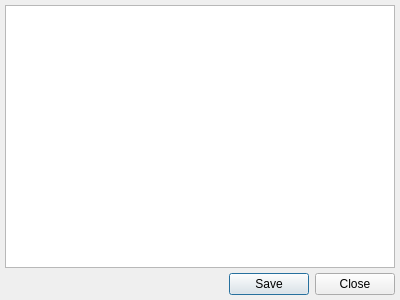
syyyr/shvspy, file src/texteditdialog.ui: the form before one commit.
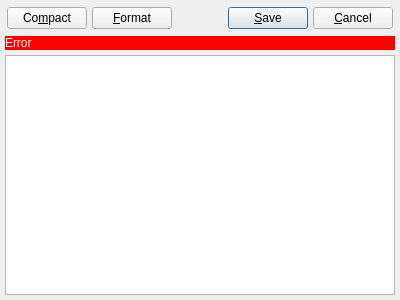
The form after the commit.

What changed in the file:
```diff
--- a/src/texteditdialog.ui
+++ b/src/texteditdialog.ui
@@ -29,19 +29,88 @@
    <property name="bottomMargin">
     <number>5</number>
    </property>
+   <item>
+    <widget class="QFrame" name="frmCponTools">
+     <layout class="QHBoxLayout" name="horizontalLayout">
+      <property name="spacing">
+       <number>5</number>
+      </property>
+      <property name="leftMargin">
+       <number>2</number>
+      </property>
+      <property name="topMargin">
+       <number>2</number>
+      </property>
+      <property name="rightMargin">
+       <number>2</number>
+      </property>
+      <property name="bottomMargin">
+       <number>2</number>
+      </property>
+      <item>
+       <widget class="QPushButton" name="btCompactCpon">
+        <property name="text">
+         <string>Co&amp;mpact</string>
+        </property>
+        <property name="autoDefault">
+         <bool>false</bool>
+        </property>
+       </widget>
+      </item>
+      <item>
+       <widget class="QPushButton" name="btFormatCpon">
+        <property name="text">
+         <string>&amp;Format</string>
+        </property>
+        <property name="autoDefault">
+         <bool>false</bool>
+        </property>
+       </widget>
+      </item>
+      <item>
+       <spacer name="horizontalSpacer">
+        <property name="orientation">
+         <enum>Qt::Horizontal</enum>
+        </property>
+        <property name="sizeHint" stdset="0">
+         <size>
+          <width>40</width>
+          <height>20</height>
+         </size>
+        </property>
+       </spacer>
+      </item>
+      <item>
+       <widget class="QPushButton" name="btSave">
+        <property name="text">
+         <string>&amp;Save</string>
+        </property>
+       </widget>
+      </item>
+      <item>
+       <widget class="QPushButton" name="btCancel">
+        <property name="text">
+         <string>&amp;Cancel</string>
+        </property>
+       </widget>
+      </item>
+     </layout>
+    </widget>
+   </item>
+   <item>
+    <widget class="QLabel" name="lblError">
+     <property name="styleSheet">
+      <string notr="true">background-color: red;
+color: white;</string>
+     </property>
+     <property name="text">
+      <string>Error</string>
+     </property>
+    </widget>
+   </item>
    <item>
     <widget class="QPlainTextEdit" name="plainTextEdit"/>
    </item>
-   <item>
-    <widget class="QDialogButtonBox" name="buttonBox">
-     <property name="orientation">
-      <enum>Qt::Horizontal</enum>
-     </property>
-     <property name="standardButtons">
-      <set>QDialogButtonBox::Close|QDialogButtonBox::Save</set>
-     </property>
-    </widget>
-   </item>
   </layout>
  </widget>
  <resources/>
```
Left out of the diff: 28 changed lines with no effect on the pictures.
